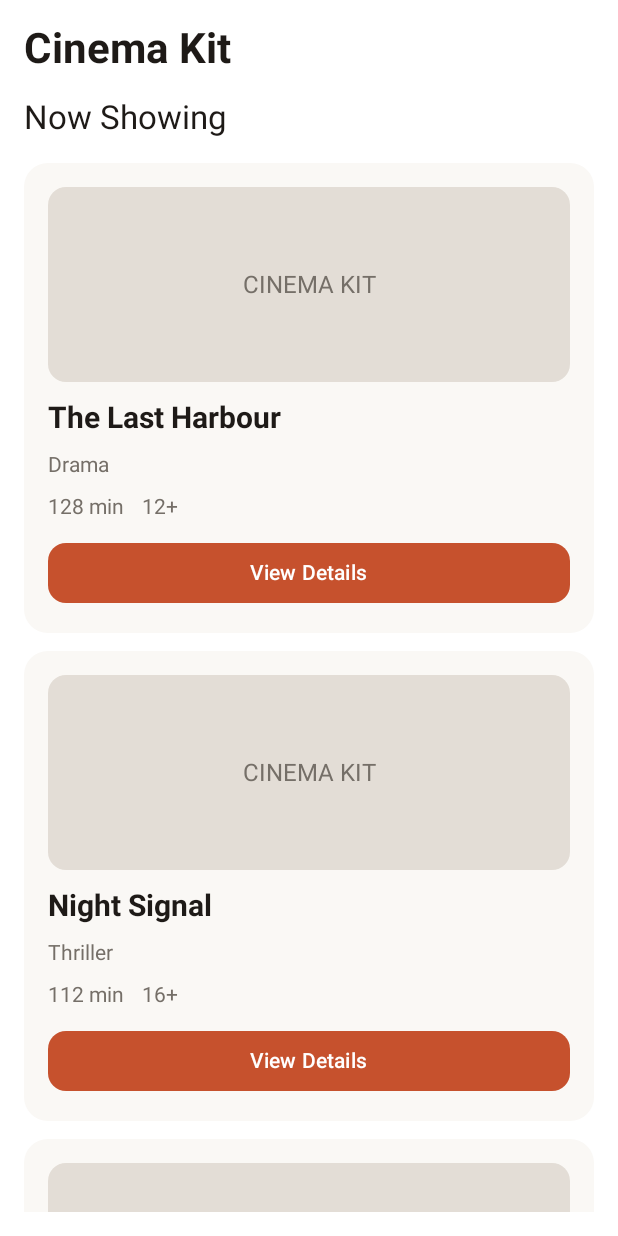
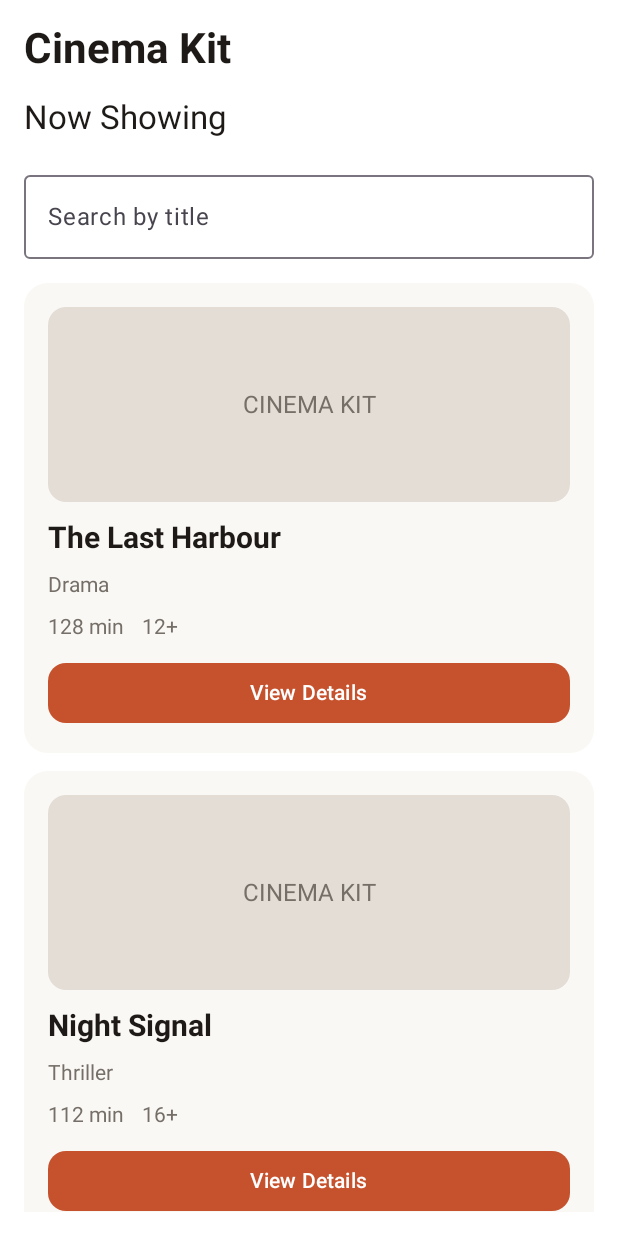
Before and after one commit to thess2r/CinemaBooking, an Android app built with Jetpack Compose: the @Preview function MoviesScreenPreview, on a phone screen of 412 x 824 dp. Run offline under Robolectric (Android 15) with nearby library versions, the phone set to English and light mode, and no system bars.

Commit message:
feat(movies): add search filtering and empty state

```diff
--- a/app/src/main/java/com/example/cinemabooking/ui/screens/MoviesScreen.kt
+++ b/app/src/main/java/com/example/cinemabooking/ui/screens/MoviesScreen.kt
@@ -1,9 +1,15 @@
 
 package com.example.cinemabooking.ui.screens
-
+import androidx.compose.foundation.layout.fillMaxWidth
+import androidx.compose.material3.OutlinedTextField
+import androidx.compose.runtime.getValue
+import androidx.compose.runtime.mutableStateOf
+import androidx.compose.runtime.remember
+import androidx.compose.runtime.setValue
 import androidx.compose.foundation.layout.Arrangement
 import androidx.compose.foundation.layout.Column
 import androidx.compose.foundation.layout.fillMaxSize
+import androidx.compose.foundation.layout.fillMaxWidth
 import androidx.compose.foundation.layout.padding
 import androidx.compose.foundation.lazy.LazyColumn
 import androidx.compose.foundation.lazy.items
@@ -25,6 +31,14 @@ fun MoviesScreen(
     movies: List<Movie>,
     onMovieClick: (Int) -> Unit
 ) {
+    var searchQuery by remember { mutableStateOf("") }
+
+    val filteredMovies = movies.filter { movie ->
+        movie.title.contains(
+            searchQuery.trim(),
+            ignoreCase = true
+        )
+    }
     Column(
         modifier = Modifier
             .fillMaxSize()
@@ -43,13 +57,27 @@ fun MoviesScreen(
             style = MaterialTheme.typography.titleLarge,
             color = Color(0xFF1E1A17)
         )
+        OutlinedTextField(
+            value = searchQuery,
+            onValueChange = { searchQuery = it },
+            label = { Text("Search by title") },
+            singleLine = true,
+            modifier = Modifier.fillMaxWidth()
+        )
 
+
+        if (filteredMovies.isEmpty()) {
+            Text(
+                text = "No movies found",
+                color = Color(0xFF756F68)
+            )
+        } else {
             LazyColumn(
                 modifier = Modifier.fillMaxSize(),
                 verticalArrangement = Arrangement.spacedBy(12.dp)
             ) {
                 items(
-                items = movies,
+                    items = filteredMovies,
                     key = { movie -> movie.id }
                 ) { movie ->
                     MovieCard(
@@ -58,6 +86,8 @@ fun MoviesScreen(
                     )
                 }
             }
+        }
+
     }
 }
 
```
Lines whose indentation alone changed are shown as unchanged.
